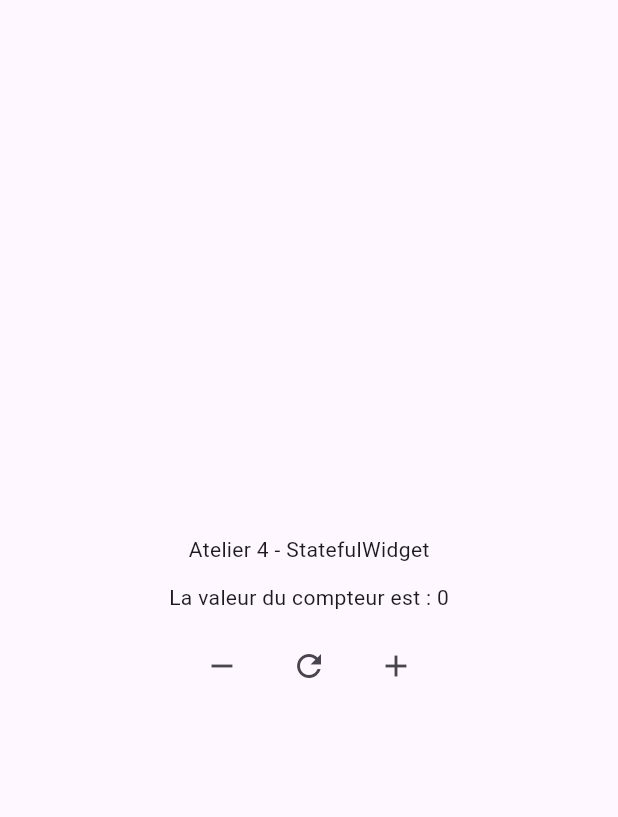
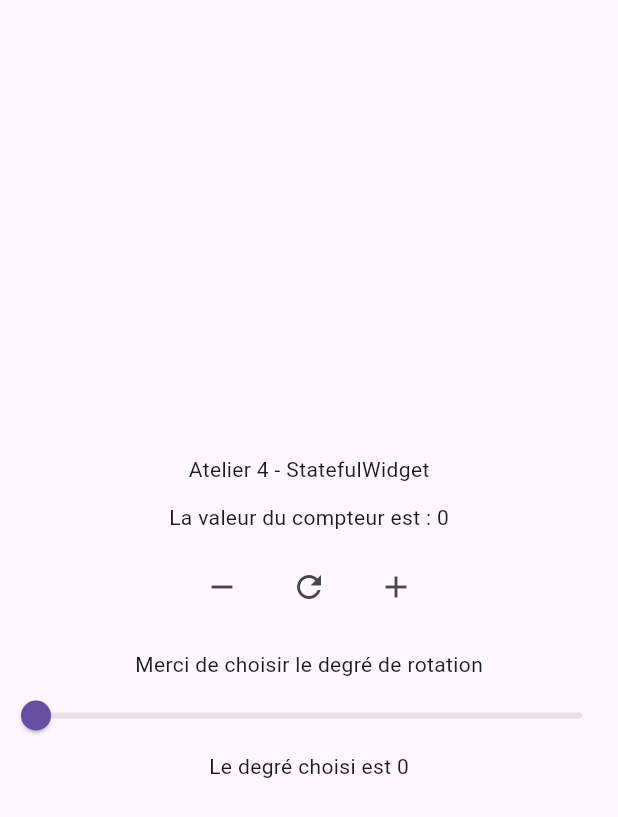
Before and after one commit to daniella-diwa/flutter_app_stateful, a Flutter app: the screen it shows after launch, on a phone screen of 412 x 824 dp. Shown: the top 817 px of the screen. Run offline on Flutter 3.47's test engine with Material 3 defaults, Android fonts, the phone set to English and light mode, and no system bars.

Commit message:
Add rotation slider and display selected degree (v1.4)

```diff
--- a/lib/main.dart
+++ b/lib/main.dart
@@ -13,6 +13,7 @@ class MyWidget extends StatefulWidget {
 
 class _MyWidgetState extends State<MyWidget> {
   int compteur = 0;
+  double degre = 0;
   @override
   Widget build(BuildContext context) {
     return MaterialApp(
@@ -56,6 +57,19 @@ class _MyWidgetState extends State<MyWidget> {
                   ),
                 ],
               ),
+              SizedBox(height: 18),
+              Text("Merci de choisir le degré de rotation"),
+              Slider(
+                value: degre,
+                min: 0,
+                max: 360,
+                onChanged: (value) {
+                  setState(() {
+                    degre = value;
+                  });
+                },
+              ),
+              Text("Le degré choisi est ${degre.toStringAsFixed(0)}"),
             ],
           ),
         ),
```
